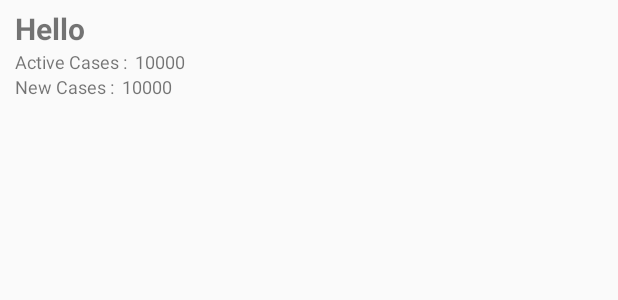
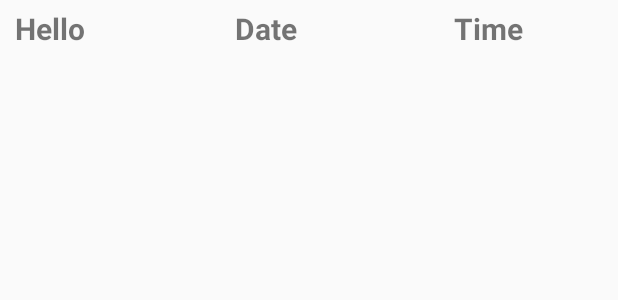
Before and after one commit to kayteoweiyang/CovidSMART, an Android app: the layout nearby_case.xml on its own in the app's theme, with its tools: preview values and no code run, on a phone screen of 412 x 824 dp. Shown: the top 300 px of the screen. Run offline under Robolectric (Android 15) with nearby library versions, the phone set to English and light mode, and no system bars; network calls fail; Roboto replaces fonts that are not available here.

Commit message:
15102021.1

```diff
--- a/app/src/main/java/com/anf/covid_smart/AlertActivity.java
+++ b/app/src/main/java/com/anf/covid_smart/AlertActivity.java
@@ -82,7 +82,10 @@ public class AlertActivity extends AppCompatActivity {
                         Intent homeintent = new Intent(getApplicationContext(), HomeActivity.class);
                         homeintent.addFlags(Intent.FLAG_ACTIVITY_CLEAR_TOP);
                         startActivity(homeintent);
-                        mtask.cancel(true);
+                        if(!mtask.isCancelled()) {
+                            Log.i("cancellation", "true");
+                            mtask.cancel(true);
+                        }
                         finish();
                         return true;
                     case R.id.nav_alert:
--- a/app/src/main/java/com/anf/covid_smart/NearMe.java
+++ b/app/src/main/java/com/anf/covid_smart/NearMe.java
@@ -18,16 +18,20 @@ import android.os.Bundle;
 import android.util.Log;
 import android.view.MenuItem;
 import android.view.View;
+import android.widget.ArrayAdapter;
 import android.widget.Button;
 import android.widget.ImageView;
+import android.widget.ListView;
 import android.widget.Toast;
 
 import com.android.volley.VolleyError;
 import com.google.android.material.bottomnavigation.BottomNavigationView;
 
+import org.json.JSONArray;
 import org.json.JSONException;
 import org.json.JSONObject;
 
+import java.util.ArrayList;
 import java.util.HashMap;
 import java.util.List;
 import java.util.Locale;
@@ -40,6 +44,7 @@ public class NearMe extends AppCompatActivity implements LocationListener {
     APIService apiService;
     ImageView refresh;
     LocationManager locationManager;
+    ListView listView;
     double getLat, getLong;
 
     @Override
@@ -50,6 +55,8 @@ public class NearMe extends AppCompatActivity implements LocationListener {
         initAPICallback();
         checkMyPermission();
         refresh = findViewById(R.id.refreshNearme);
+        listView = findViewById(R.id.location_list);
+
         BottomNavigationView btmNavView = findViewById(R.id.bottom_navigation);
         btmNavView.setSelectedItemId(R.id.nav_home);
 
@@ -157,8 +164,14 @@ public class NearMe extends AppCompatActivity implements LocationListener {
         try {
             Boolean isSuccessful = response.getBoolean(("success"));
             if (isSuccessful) {
-                JSONObject caseinfo = response.getJSONObject("nearbyCases");
-                Log.i("ci", caseinfo.getString("address"));
+                ArrayList<String> addr = new ArrayList<String>();
+                JSONArray caseinfo = response.getJSONArray("nearbyCases");
+                for (int i = 0; i < caseinfo.length(); i++) {
+                    JSONObject info = caseinfo.getJSONObject(1);
+                    addr.add(info.getString("address"));
+                }
+                ArrayAdapter<String> adapter = new ArrayAdapter<String>(NearMe.this, android.R.layout.simple_list_item_1, addr);
+                listView.setAdapter(adapter);
             }
             else {
                 Toast.makeText(NearMe.this, response.getString(("message")), Toast.LENGTH_LONG).show();
--- a/app/src/main/res/layout/nearby_case.xml
+++ b/app/src/main/res/layout/nearby_case.xml
@@ -17,39 +17,23 @@
             android:textStyle="bold" />
 
         <TextView
-            android:id="@+id/n_active_title"
+            android:id="@+id/n_date"
             android:layout_width="wrap_content"
             android:layout_height="wrap_content"
-            android:layout_below="@+id/n_name"
-            android:layout_marginLeft="10dp"
-            android:text="Active Cases : "
-            android:textSize="12dp"/>
+            android:layout_marginLeft="100dp"
+            android:layout_toRightOf="@+id/n_name"
+            android:text="Date "
+            android:textSize="20dp"
+            android:textStyle="bold"/>
 
         <TextView
-            android:id="@+id/n_active_num"
+            android:id="@+id/n_time"
             android:layout_width="wrap_content"
             android:layout_height="wrap_content"
-            android:layout_below="@+id/n_name"
-            android:layout_toRightOf="@+id/n_active_title"
-            android:text=" 10000 "
-            android:textSize="12dp"/>
-
-        <TextView
-            android:id="@+id/n_new_title"
-            android:layout_width="wrap_content"
-            android:layout_height="wrap_content"
-            android:layout_below="@+id/n_active_title"
-            android:layout_marginLeft="10dp"
-            android:text="New Cases : "
-            android:textSize="12dp"/>
-
-        <TextView
-            android:id="@+id/n_new_num"
-            android:layout_width="wrap_content"
-            android:layout_height="wrap_content"
-            android:layout_toRightOf="@+id/n_new_title"
-            android:layout_below="@+id/n_active_num"
-            android:text=" 10000 "
-            android:textSize="12dp"/>
+            android:layout_marginLeft="100dp"
+            android:layout_toRightOf="@+id/n_date"
+            android:text="Time "
+            android:textSize="20dp"
+            android:textStyle="bold"/>
     </RelativeLayout>
 </LinearLayout>
```
